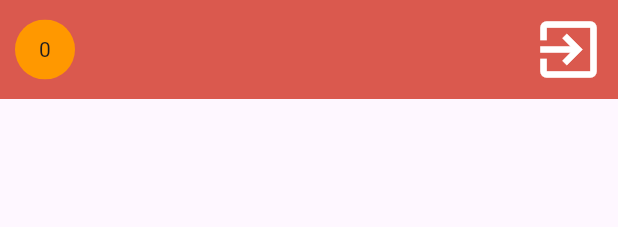
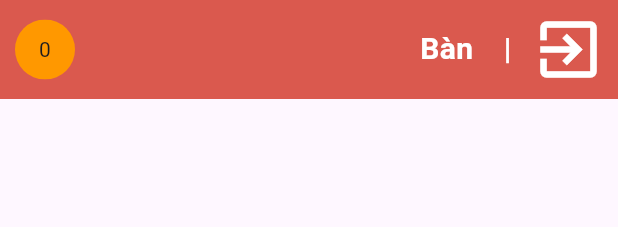
Before and after one commit to nhatlang19/eMenu, a Flutter app: the MenuGridRight widget shown alone on an empty page, opened directly, on a phone screen of 412 x 824 dp. Shown: the top 227 px of the screen. Run offline on Flutter 3.47's test engine with Material 3 defaults, Android fonts, the phone set to English and light mode, and no system bars; drawn by our look-alikes of badges; our stand-ins replace bloc, cached_network_image, equatable, flutter_bloc, flutter_dotenv, flutter_native_splash and 2 more; missing offline and left inert: xml2json; accounts and stored records are empty; network calls fail.

Commit message:
update ui

```diff
--- a/lib/modules/order/widgets/menu_grid_right.dart
+++ b/lib/modules/order/widgets/menu_grid_right.dart
@@ -1,9 +1,9 @@
 import 'package:emenu/bloc/add_to_cart_bloc/cart_bloc.dart';
 import 'package:emenu/config/themes/app_colors.dart';
 import 'package:emenu/config/themes/app_text_styles.dart';
-import 'package:emenu/modules/cart/cart_view.dart';
 import 'package:emenu/modules/cart/cart_view_drawer.dart';
 import 'package:emenu/modules/order/bloc/menu_bloc.dart';
+import 'package:emenu/modules/order/bloc/order_bloc.dart';
 import 'package:emenu/modules/order/bloc/submenu_bloc.dart';
 import 'package:emenu/modules/order/widgets/grid_item.dart';
 import 'package:emenu/utils/screen_util.dart';
@@ -100,14 +100,29 @@ class MenuGridRight extends StatelessWidget {
                             style: AppTextStyles.tableTitleWhite,
                           )));
                         }),
+                    Row(
+                      mainAxisAlignment: MainAxisAlignment.spaceBetween,
+                      children: [
+                        BlocBuilder<OrderBloc, OrderState>(
+                          builder: (context, state) {
+                            return Text("Bàn ${state.selectedTable.TableNo.trim()}",
+                              style: const TextStyle(color: Colors.white, fontSize: 20, fontWeight: FontWeight.bold));
+                          },
+                        ),
+                        const Padding(
+                          padding: EdgeInsets.only(left: 15, right: 5),
+                          child: Text('|', style: TextStyle(color: Colors.white, fontSize: 20, fontWeight: FontWeight.bold)),
+                        ),
                         IconButton(
                           iconSize: 50.0,
                           icon: const Icon(Icons.exit_to_app),
                           color: Colors.white,
                           onPressed: () {
-                        context.read<CartBloc>().add(ResetCart());
+                            context.read<CartBloc>().add(const ResetCart());
                             Navigator.pop(context);
                           },
+                        ),
+                      ],
                     ),
                   ],
                 ),
@@ -185,8 +200,7 @@ class MenuGridRight extends StatelessWidget {
                             children: [
                               InkWell(
                                 onTap: () {
-                                  // Navigator.pushNamed(context, 'CartPage');
-                                  context.read<CartBloc>().add(Toogle());
+                                  context.read<CartBloc>().add(const Toogle());
                                 },
                                 child: BlocBuilder<CartBloc, CartState>(
                                     buildWhen: (previous, current) =>
```
Lines whose indentation alone changed are shown as unchanged.
